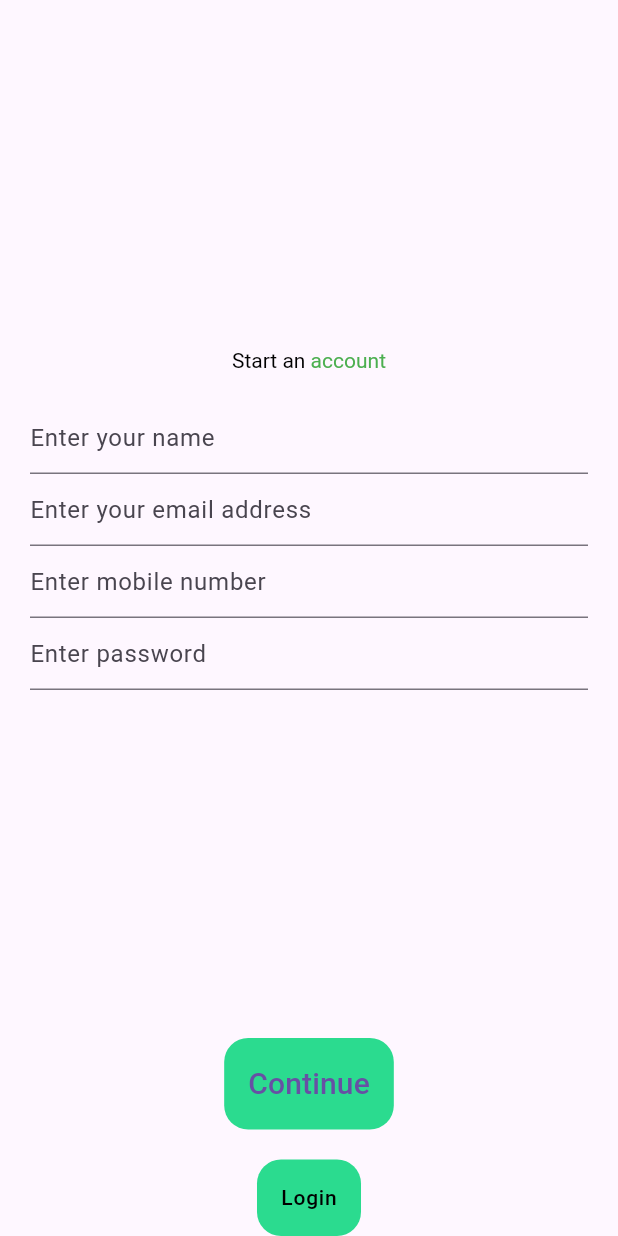
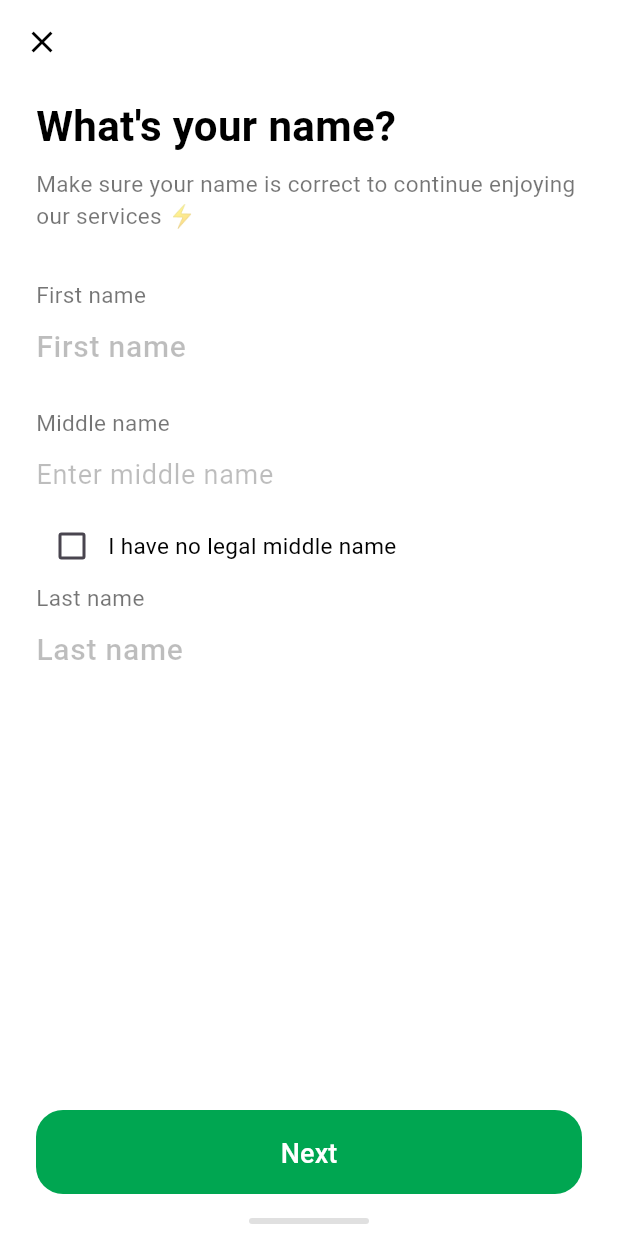
Before and after one commit to bjgeronimo-maya/cadetbank, a Flutter app: the RegistrationScreen screen opened by its route, on a phone screen of 412 x 824 dp. Run offline on Flutter 3.47's test engine with Material 3 defaults, Android fonts, the phone set to English and light mode, and no system bars; our stand-ins replace dio, equatable, flutter_bloc, freezed_annotation, get_it, lottie and 1 more.

Commit message:
Update Registration screen

```diff
--- a/lib/main.dart
+++ b/lib/main.dart
@@ -1,10 +1,12 @@
 
+import 'package:cadetbank/core/di/service_locator.dart';
 import 'package:cadetbank/core/navigation/router.dart';
 import 'package:cadetbank/core/navigation/routes.dart';
 import 'package:cadetbank/core/res/themes/theme.dart';
 import 'package:flutter/material.dart';
 
-void main() {
+void main() async {
+  await setupDependencies(); //setup all dependencies before irun yung application
   runApp(const CadetBankApp());
 }
 
--- a/lib/presentation/screens/registration/registration_screen.dart
+++ b/lib/presentation/screens/registration/registration_screen.dart
@@ -1,63 +1,31 @@
 
 import 'package:cadetbank/core/navigation/routes.dart';
+import 'package:cadetbank/core/res/values/app_colors.dart';
+import 'package:cadetbank/core/res/values/assets.dart';
 import 'package:cadetbank/core/res/values/dimens.dart';
 import 'package:cadetbank/core/res/values/strings.dart';
-import 'package:cadetbank/presentation/screens/registration/widgets/registration_form.dart';
+import 'package:cadetbank/presentation/screens/registration/steps/fullname_step.dart';
+import 'package:cadetbank/presentation/screens/registration/steps/registration_details_step.dart';
 import 'package:flutter/material.dart';
 
 class RegistrationScreen extends StatelessWidget {
   const RegistrationScreen({super.key});
 
   @override
-  Widget build(BuildContext context) => Scaffold(
-    body: Center(
-      child: Padding(
-        padding: const EdgeInsets.symmetric(horizontal: Dimens.s20),
-        child: Column(
-          mainAxisSize: MainAxisSize.min,
-          children: [
-            RichText(
-              text: const TextSpan(
-                style: TextStyle(color: Colors.black),
-                children: <TextSpan>[
-                  TextSpan(
-                      text: 'Start an '
-                  ),
-                  TextSpan(
-                    style: TextStyle(color: Colors.green),
-                    text: 'account',
-                  ),
-                ],
-              ),
-            ),
-
-            const SizedBox(height: Dimens.s20),
-
-            const RegistrationForm(),
-          ],
+  Widget build(BuildContext context) => FullNameStepScreen(
+    onNext: (first, middle, last) {
+      Navigator.of(context).push(
+        MaterialPageRoute(
+          builder: (_) => RegistrationDetailsStepScreen(
+            firstName: first,
+            middleName: middle,
+            lastName: last,
+            onFinish: (email, mobile, password) {
+              // TODO: Handle registration completion
+            },
+          ),
         ),
-      ),
-    ),
-    bottomNavigationBar: Column(
-      mainAxisSize: MainAxisSize.min,
-      children: [
-        ElevatedButton(
-          onPressed: () {},
-          child: const Text(Strings.kContinue),
-        ),
-
-        const SizedBox(height: Dimens.s20),
-
-        ElevatedButton(
-          onPressed: () {
-            Navigator.pushReplacementNamed(context, Routes.login);
-          },
-          child: Text(
-            Strings.login,
-            style: Theme.of(context).textTheme.labelMedium,
-          ),
-        )
-      ],
-    )
+      );
+    },
   );
 }
--- /dev/null
+++ b/lib/presentation/screens/registration/steps/fullname_step.dart
@@ -0,0 +1,143 @@
+import 'package:cadetbank/core/res/values/app_colors.dart';
+import 'package:flutter/material.dart';
+
+class FullNameStepScreen extends StatefulWidget {
+  final void Function(String firstName, String? middleName, String lastName) onNext;
+  const FullNameStepScreen({Key? key, required this.onNext}) : super(key: key);
+
+  @override
+  State<FullNameStepScreen> createState() => _FullNameStepScreenState();
+}
+
+class _FullNameStepScreenState extends State<FullNameStepScreen> {
+  final TextEditingController _firstNameController = TextEditingController();
+  final TextEditingController _middleNameController = TextEditingController();
+  final TextEditingController _lastNameController = TextEditingController();
+  bool _noMiddleName = false;
+  bool _middleNameError = false;
+
+  void _onNext() {
+    setState(() {
+      _middleNameError = !_noMiddleName && _middleNameController.text.trim().isEmpty;
+    });
+    if (_firstNameController.text.trim().isEmpty || _lastNameController.text.trim().isEmpty) return;
+    if (_middleNameError) return;
+    widget.onNext(
+      _firstNameController.text.trim(),
+      _noMiddleName ? null : _middleNameController.text.trim(),
+      _lastNameController.text.trim(),
+    );
+  }
+
+  @override
+  Widget build(BuildContext context) {
+    return Scaffold(
+      backgroundColor: Colors.white,
+      appBar: AppBar(
+        backgroundColor: Colors.white,
+        elevation: 0,
+        leading: IconButton(
+          icon: const Icon(Icons.close, color: Colors.black),
+          onPressed: () => Navigator.of(context).pop(),
+        ),
+      ),
+      body: SafeArea(
+        child: Padding(
+          padding: const EdgeInsets.symmetric(horizontal: 24.0),
+          child: Column(
+            crossAxisAlignment: CrossAxisAlignment.start,
+            children: [
+              const SizedBox(height: 8),
+              const Text(
+                "What's your name?",
+                style: TextStyle(fontSize: 28, fontWeight: FontWeight.bold, color: Colors.black),
+              ),
+              const SizedBox(height: 8),
+              const Text(
+                'Make sure your name is correct to continue enjoying our services ⚡',
+                style: TextStyle(fontSize: 15, color: Colors.black54),
+              ),
+              const SizedBox(height: 32),
+              const Text('First name', style: TextStyle(fontSize: 15, color: Colors.black54)),
+              TextField(
+                controller: _firstNameController,
+                style: const TextStyle(fontSize: 20, fontWeight: FontWeight.w500, color: Colors.black),
+                decoration: const InputDecoration(
+                  border: InputBorder.none,
+                  hintText: 'First name',
+                  hintStyle: TextStyle(color: Colors.black26),
+                ),
+              ),
+              const SizedBox(height: 16),
+              const Text('Middle name', style: TextStyle(fontSize: 15, color: Colors.black54)),
+              TextField(
+                controller: _middleNameController,
+                enabled: !_noMiddleName,
+                style: const TextStyle(fontSize: 18, color: Colors.black),
+                decoration: InputDecoration(
+                  border: InputBorder.none,
+                  hintText: 'Enter middle name',
+                  hintStyle: const TextStyle(color: Colors.black26),
+                  errorText: _middleNameError ? 'Please enter your middle name' : null,
+                  errorStyle: const TextStyle(color: Colors.red),
+                ),
+              ),
+              Row(
+                children: [
+                  Checkbox(
+                    value: _noMiddleName,
+                    onChanged: (val) {
+                      setState(() {
+                        _noMiddleName = val ?? false;
+                        if (_noMiddleName) _middleNameError = false;
+                      });
+                    },
+                  ),
+                  const Text('I have no legal middle name', style: TextStyle(fontSize: 15)),
+                ],
+              ),
+              const Text('Last name', style: TextStyle(fontSize: 15, color: Colors.black54)),
+              TextField(
+                controller: _lastNameController,
+                style: const TextStyle(fontSize: 20, fontWeight: FontWeight.w500, color: Colors.black),
+                decoration: const InputDecoration(
+                  border: InputBorder.none,
+                  hintText: 'Last name',
+                  hintStyle: TextStyle(color: Colors.black26),
+                ),
+              ),
+              const Spacer(),
+              SizedBox(
+                width: double.infinity,
+                height: 56,
+                child: ElevatedButton(
+                  style: ElevatedButton.styleFrom(
+                    backgroundColor: AppColors.green00A651,
+                    shape: RoundedRectangleBorder(
+                      borderRadius: BorderRadius.circular(18),
+                    ),
+                    elevation: 0,
+                  ),
+                  onPressed: _onNext,
+                  child: const Text('Next', style: TextStyle(fontSize: 18, color: Colors.white)),
+                ),
+              ),
+              const SizedBox(height: 16),
+              Center(
+                child: Container(
+                  width: 80,
+                  height: 4,
+                  decoration: BoxDecoration(
+                    color: Colors.black12,
+                    borderRadius: BorderRadius.circular(2),
+                  ),
+                ),
+              ),
+              const SizedBox(height: 8),
+            ],
+          ),
+        ),
+      ),
+    );
+  }
+}
--- a/lib/presentation/screens/registration/widgets/registration_form.dart
+++ b/lib/presentation/screens/registration/widgets/registration_form.dart
@@ -1,30 +1,39 @@
+import 'package:cadetbank/core/res/values/dimens.dart';
 import 'package:cadetbank/core/res/values/strings.dart';
+import 'package:cadetbank/presentation/widgets/input_field.dart';
 import 'package:flutter/material.dart';
 
 class RegistrationForm extends StatelessWidget {
   const RegistrationForm({super.key});
 
   @override
-  Widget build(BuildContext context) => const Column(
+  Widget build(BuildContext context) => Column(
     children: [
-      TextField(
-        keyboardType: TextInputType.name,
-        decoration: InputDecoration(hintText: Strings.nameHint),
+      InputField(
+        label: 'Name',
+        hint: Strings.nameHint,
+        onChanged: (value) {},
       ),
-
-      TextField(
+      const SizedBox(height: Dimens.s24),
+      InputField(
+        label: 'Email',
+        hint: Strings.emailHint,
         keyboardType: TextInputType.emailAddress,
-        decoration: InputDecoration(hintText: Strings.emailHint),
+        onChanged: (value) {},
       ),
-
-      TextField(
+      const SizedBox(height: Dimens.s24),
+      InputField(
+        label: 'Mobile Number',
+        hint: Strings.mobileNumberHint,
         keyboardType: TextInputType.number,
-        decoration: InputDecoration(hintText: Strings.mobileNumberHint),
+        onChanged: (value) {},
       ),
-
-      TextField(
+      const SizedBox(height: Dimens.s24),
+      InputField(
+        label: Strings.password,
+        hint: Strings.passwordHint,
         keyboardType: TextInputType.visiblePassword,
-        decoration: InputDecoration(hintText: Strings.passwordHint),
+        onChanged: (value) {},
       ),
     ],
   );
```
Also changed, not shown: lib/core/di/service_locator.dart (+9 -0 lines), lib/presentation/screens/registration/steps/registration_details_step.dart (added, +132 -0 lines).
